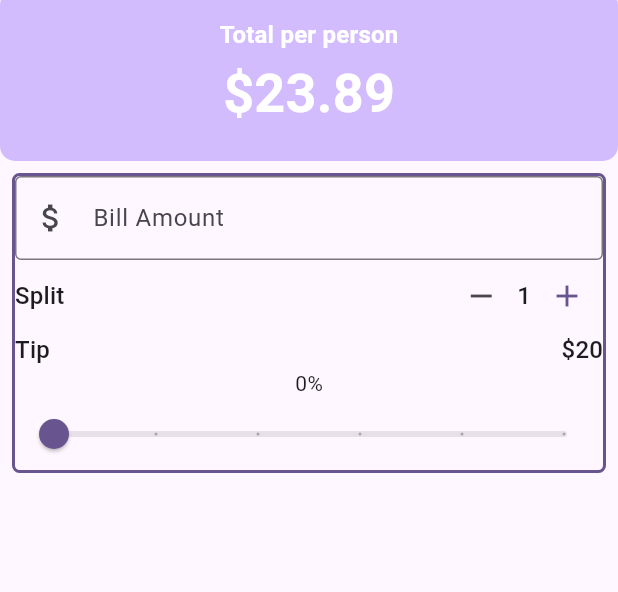
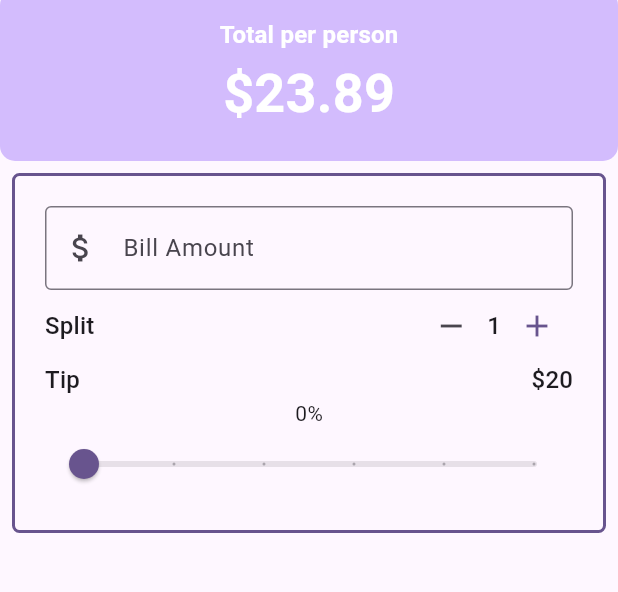
Before and after one commit to KazukiYoshida24/utip, a Flutter app: the screen it shows after launch, on a phone screen of 412 x 824 dp, the part 94-686 px from its top. Run offline on Flutter 3.47's test engine with Material 3 defaults, Android fonts, the phone set to English and light mode, and no system bars.

Commit message:
Refactor BillAmountField

```diff
--- a/lib/main.dart
+++ b/lib/main.dart
@@ -1,5 +1,7 @@
 import 'package:flutter/material.dart';
+import 'package:flutter/rendering.dart';
 import 'package:flutter/widgets.dart';
+import 'package:utip/widgets/bill_amount_field.dart';
 import 'package:utip/widgets/person_counter.dart';
 import 'package:utip/widgets/tip_slider.dart';
 
@@ -87,20 +89,17 @@ class _UTipState extends State<UTip> {
           Padding(
             padding: const EdgeInsets.all(8.0),
             child: Container(
+              padding: const EdgeInsets.all(20),
               decoration: BoxDecoration(
                   borderRadius: BorderRadius.circular(5),
                   border:
                       Border.all(color: theme.colorScheme.primary, width: 2)),
               child: Column(
                 children: [
-                  TextField(
-                    decoration: const InputDecoration(
-                        border: OutlineInputBorder(),
-                        prefixIcon: Icon(Icons.attach_money),
-                        labelText: 'Bill Amount'),
-                    keyboardType: TextInputType.number,
-                    onChanged: (String value) {
-                      // print(value);
+                  BillAmountField(
+                    billAmount: "100",
+                    onChanged: (value) {
+                      print("Amount: $value");
                     },
                   ),
                   // Split Bill area
--- /dev/null
+++ b/lib/widgets/bill_amount_field.dart
@@ -0,0 +1,26 @@
+import 'package:flutter/material.dart';
+
+class BillAmountField extends StatelessWidget {
+  const BillAmountField({
+    super.key,
+    required this.billAmount,
+    required this.onChanged,
+  });
+
+  final String billAmount;
+  final ValueChanged<String> onChanged;
+
+  @override
+  Widget build(BuildContext context) {
+    return TextField(
+      decoration: const InputDecoration(
+          border: OutlineInputBorder(),
+          prefixIcon: Icon(Icons.attach_money),
+          labelText: 'Bill Amount'),
+      keyboardType: TextInputType.number,
+      onChanged: (String value) {
+        onChanged(value);
+      },
+    );
+  }
+}
```
